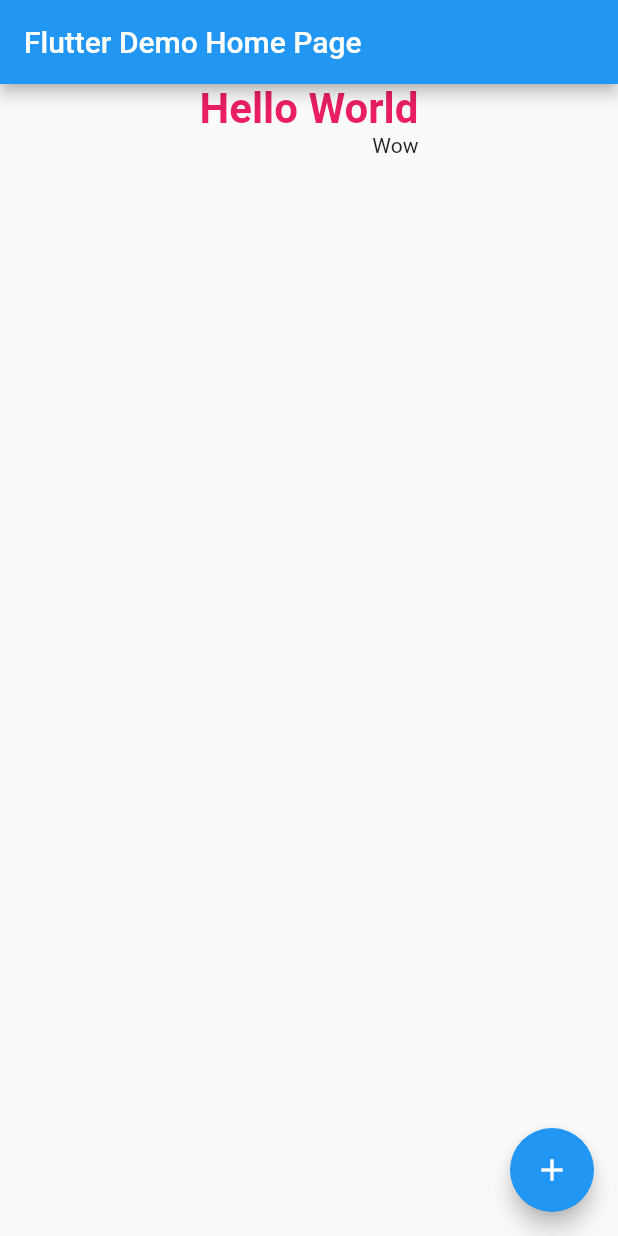
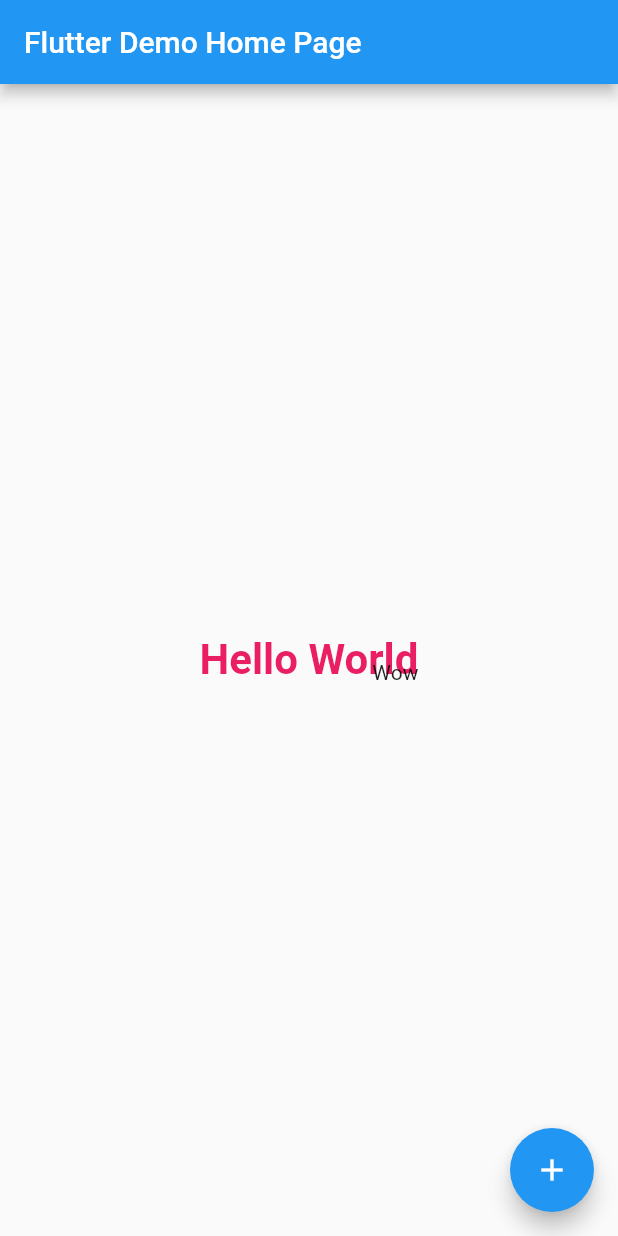
Before and after one commit to arraisi/flutter_app, a Flutter app: the screen it shows after launch, on a phone screen of 412 x 824 dp. Run offline on Flutter 3.47's test engine with Material 2 defaults, Android fonts, the phone set to English and light mode, and no system bars.

Commit message:
stack widget

```diff
--- a/lib/main.dart
+++ b/lib/main.dart
@@ -73,8 +73,8 @@ class _MyHomePageState extends State<MyHomePage> {
       ),
       body: Center(
         child: Container(
-          child: Column(
-            crossAxisAlignment: CrossAxisAlignment.end,
+          child: Stack(
+            alignment: AlignmentDirectional.bottomEnd,
             children: <Widget>[
               Text(
                 "Hello World",
```
